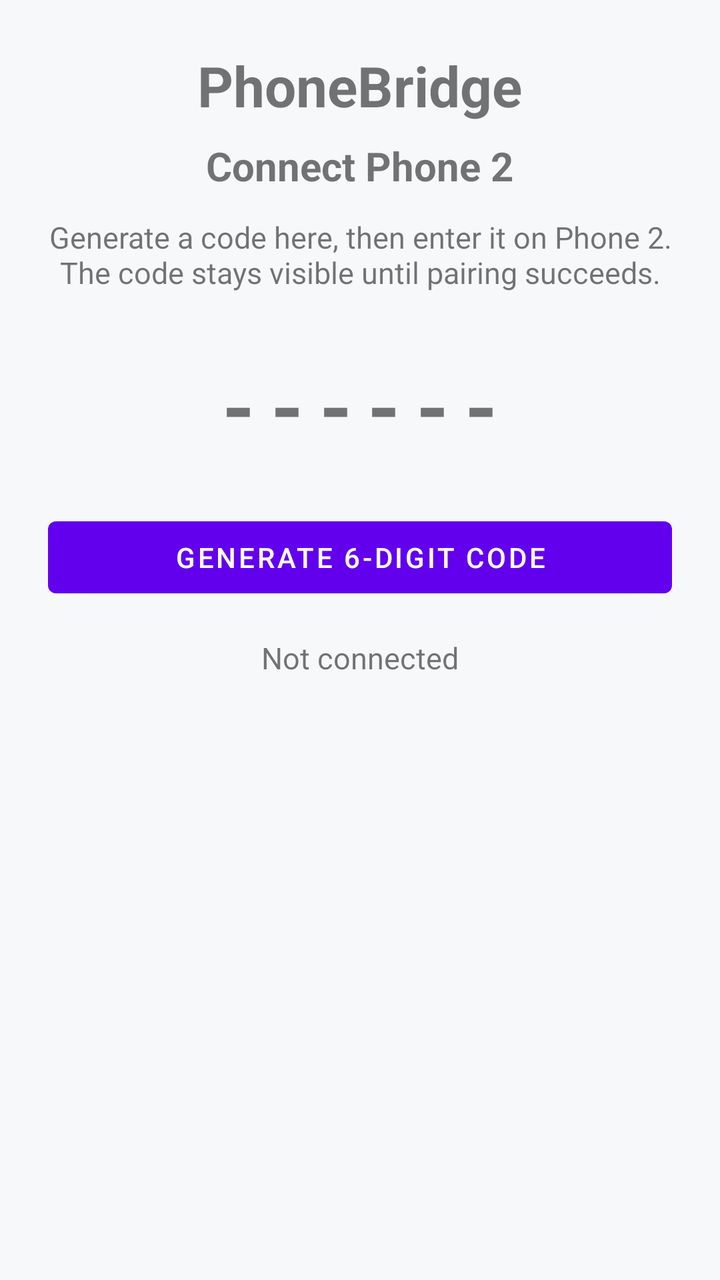
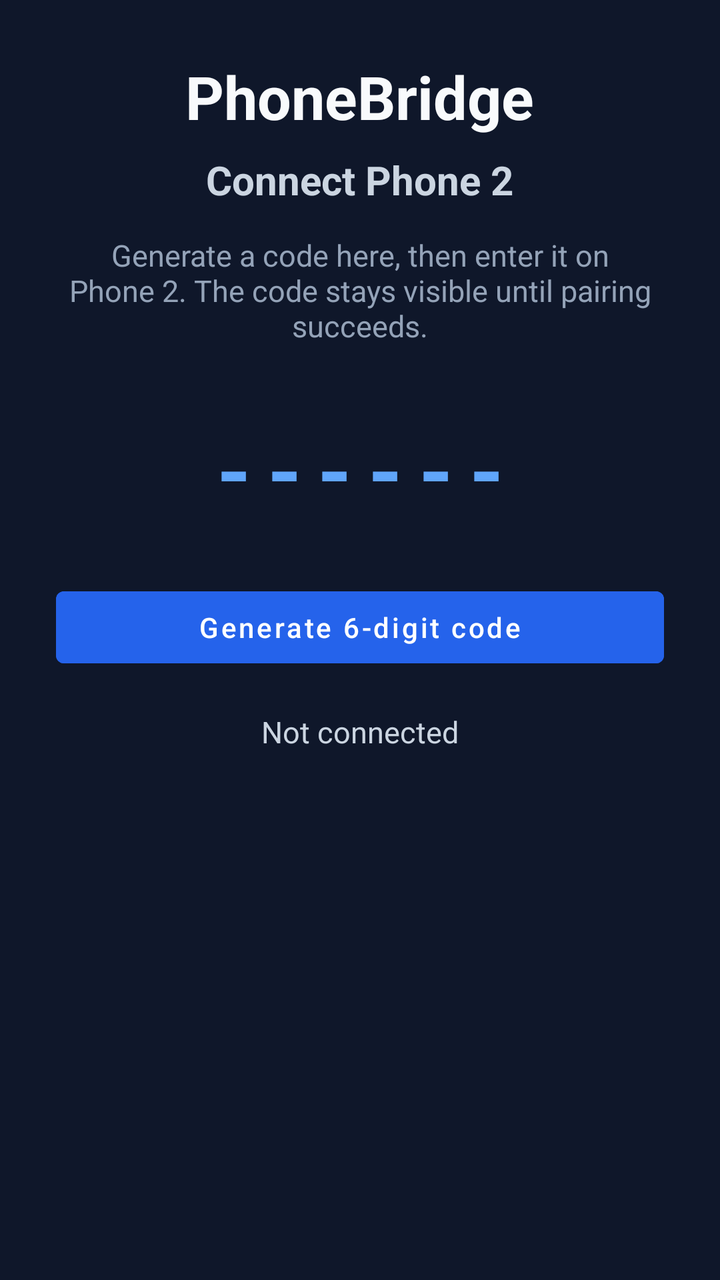

Screens rendered from an Android XML layout before and after an edit, with the pre-edit source and the edit as a unified diff.
<!-- AndroidManifest.xml: application theme Theme.MaterialComponents.DayNight.NoActionBar -->
<!-- res/layout/activity_main.xml -->
<?xml version="1.0" encoding="utf-8"?>
<FrameLayout xmlns:android="http://schemas.android.com/apk/res/android"
    android:layout_width="match_parent"
    android:layout_height="match_parent"
    android:background="#F7F8FA">

    <LinearLayout
        android:id="@+id/pairingScreen"
        android:layout_width="match_parent"
        android:layout_height="match_parent"
        android:orientation="vertical"
        android:gravity="center_horizontal"
        android:padding="24dp">

        <TextView
            android:layout_width="wrap_content"
            android:layout_height="wrap_content"
            android:text="PhoneBridge"
            android:textSize="28sp"
            android:textStyle="bold" />

        <TextView
            android:layout_width="wrap_content"
            android:layout_height="wrap_content"
            android:layout_marginTop="8dp"
            android:text="Connect Phone 2"
            android:textSize="20sp"
            android:textStyle="bold" />

        <TextView
            android:layout_width="match_parent"
            android:layout_height="wrap_content"
            android:layout_marginTop="12dp"
            android:gravity="center"
            android:text="Generate a code here, then enter it on Phone 2. The code stays visible until pairing succeeds."
            android:textSize="15sp" />

        <TextView
            android:id="@+id/pairCode"
            android:layout_width="match_parent"
            android:layout_height="wrap_content"
            android:layout_marginTop="28dp"
            android:gravity="center"
            android:letterSpacing="0.18"
            android:text="------"
            android:textIsSelectable="true"
            android:textSize="42sp"
            android:textStyle="bold" />

        <Button
            android:id="@+id/btnCreatePair"
            android:layout_width="match_parent"
            android:layout_height="wrap_content"
            android:layout_marginTop="24dp"
            android:text="Generate 6-digit code" />

        <TextView
            android:id="@+id/status"
            android:layout_width="match_parent"
            android:layout_height="wrap_content"
            android:layout_marginTop="16dp"
            android:gravity="center"
            android:text="Not connected"
            android:textSize="15sp" />
    </LinearLayout>

    <LinearLayout
        android:id="@+id/dashboardScreen"
        android:layout_width="match_parent"
        android:layout_height="match_parent"
        android:orientation="vertical"
        android:padding="16dp"
        android:visibility="gone">

        <TextView
            android:layout_width="match_parent"
            android:layout_height="wrap_content"
            android:text="Dashboard"
            android:textSize="28sp"
            android:textStyle="bold" />

        <TextView
            android:id="@+id/dashboardStatus"
            android:layout_width="match_parent"
            android:layout_height="wrap_content"
            android:layout_marginTop="4dp"
            android:text="Connected"
            android:textStyle="bold" />

        <HorizontalScrollView
            android:layout_width="match_parent"
            android:layout_height="wrap_content"
            android:layout_marginTop="14dp"
            android:scrollbars="none">

            <LinearLayout
                android:layout_width="wrap_content"
                android:layout_height="wrap_content"
                android:orientation="horizontal">

                <Button
                    android:id="@+id/btnMessagesTab"
                    android:layout_width="wrap_content"
                    android:layout_height="wrap_content"
                    android:text="Messages"
                    android:textAllCaps="false" />

                <Button
                    android:id="@+id/btnCallsTab"
                    android:layout_width="wrap_content"
                    android:layout_height="wrap_content"
                    android:text="Calls"
                    android:textAllCaps="false" />

                <Button
                    android:id="@+id/btnNotificationsTab"
                    android:layout_width="wrap_content"
                    android:layout_height="wrap_content"
                    android:text="Notifications"
                    android:textAllCaps="false" />

                <Button
                    android:id="@+id/btnAlertsTab"
                    android:layout_width="wrap_content"
                    android:layout_height="wrap_content"
                    android:backgroundTint="#D32F2F"
                    android:text="Alerts"
                    android:textAllCaps="false"
                    android:textColor="#FFFFFF" />
            </LinearLayout>
        </HorizontalScrollView>

        <LinearLayout
            android:id="@+id/alertsToolbar"
            android:layout_width="match_parent"
            android:layout_height="wrap_content"
            android:layout_marginTop="8dp"
            android:background="#FFEBEE"
            android:gravity="center_vertical"
            android:orientation="horizontal"
            android:padding="8dp"
            android:visibility="gone">

            <TextView
                android:layout_width="0dp"
                android:layout_height="wrap_content"
                android:layout_weight="1"
                android:text="Collector alerts and device status"
                android:textColor="#B71C1C"
                android:textStyle="bold" />

            <Button
                android:id="@+id/btnClearAlerts"
                android:layout_width="wrap_content"
                android:layout_height="wrap_content"
                android:text="Clear all"
                android:textAllCaps="false" />
        </LinearLayout>

        <TextView
            android:id="@+id/listTitle"
            android:layout_width="match_parent"
            android:layout_height="wrap_content"
            android:layout_marginTop="12dp"
            android:text="Calls"
            android:textSize="20sp"
            android:textStyle="bold" />

        <androidx.recyclerview.widget.RecyclerView
            android:id="@+id/list"
            android:layout_width="match_parent"
            android:layout_height="0dp"
            android:layout_marginTop="8dp"
            android:layout_weight="1" />

        <TextView
            android:layout_width="match_parent"
            android:layout_height="wrap_content"
            android:layout_marginTop="8dp"
            android:text="Pairing controls"
            android:textStyle="bold" />

        <LinearLayout
            android:layout_width="match_parent"
            android:layout_height="wrap_content"
            android:orientation="horizontal">

            <Button
                android:id="@+id/btnPairAnother"
                android:layout_width="0dp"
                android:layout_height="wrap_content"
                android:layout_weight="1"
                android:text="Pair another"
                android:textAllCaps="false" />

            <Button
                android:id="@+id/btnResetPairing"
                android:layout_width="0dp"
                android:layout_height="wrap_content"
                android:layout_weight="1"
                android:text="Reset"
                android:textAllCaps="false" />

            <Button
                android:id="@+id/btnRemovePairing"
                android:layout_width="0dp"
                android:layout_height="wrap_content"
                android:layout_weight="1"
                android:text="Remove"
                android:textAllCaps="false" />
        </LinearLayout>
    </LinearLayout>

</FrameLayout>
<!-- resources referenced by this layout -->
<resources>

</resources>

<!-- the commit's change to res/layout/activity_main.xml (unified diff, before → after) -->
@@ -2,7 +2,7 @@
 <FrameLayout xmlns:android="http://schemas.android.com/apk/res/android"
     android:layout_width="match_parent"
     android:layout_height="match_parent"
-    android:background="#F7F8FA">
+    android:background="#0F172A">
 
     <LinearLayout
         android:id="@+id/pairingScreen"
@@ -10,13 +10,15 @@
         android:layout_height="match_parent"
         android:orientation="vertical"
         android:gravity="center_horizontal"
-        android:padding="24dp">
+        android:padding="28dp"
+        android:background="#0F172A">
 
         <TextView
             android:layout_width="wrap_content"
             android:layout_height="wrap_content"
             android:text="PhoneBridge"
-            android:textSize="28sp"
+            android:textColor="#F8FAFC"
+            android:textSize="30sp"
             android:textStyle="bold" />
 
         <TextView
@@ -24,43 +26,50 @@
             android:layout_height="wrap_content"
             android:layout_marginTop="8dp"
             android:text="Connect Phone 2"
+            android:textColor="#CBD5E1"
             android:textSize="20sp"
             android:textStyle="bold" />
 
         <TextView
             android:layout_width="match_parent"
             android:layout_height="wrap_content"
-            android:layout_marginTop="12dp"
+            android:layout_marginTop="14dp"
             android:gravity="center"
             android:text="Generate a code here, then enter it on Phone 2. The code stays visible until pairing succeeds."
+            android:textColor="#94A3B8"
             android:textSize="15sp" />
 
         <TextView
             android:id="@+id/pairCode"
             android:layout_width="match_parent"
             android:layout_height="wrap_content"
-            android:layout_marginTop="28dp"
+            android:layout_marginTop="32dp"
             android:gravity="center"
             android:letterSpacing="0.18"
             android:text="------"
+            android:textColor="#60A5FA"
             android:textIsSelectable="true"
-            android:textSize="42sp"
+            android:textSize="44sp"
             android:textStyle="bold" />
 
         <Button
             android:id="@+id/btnCreatePair"
             android:layout_width="match_parent"
             android:layout_height="wrap_content"
-            android:layout_marginTop="24dp"
-            android:text="Generate 6-digit code" />
+            android:layout_marginTop="26dp"
+            android:backgroundTint="#2563EB"
+            android:text="Generate 6-digit code"
+            android:textColor="#FFFFFF"
+            android:textAllCaps="false" />
 
         <TextView
             android:id="@+id/status"
             android:layout_width="match_parent"
             android:layout_height="wrap_content"
-            android:layout_marginTop="16dp"
+            android:layout_marginTop="18dp"
             android:gravity="center"
             android:text="Not connected"
+            android:textColor="#CBD5E1"
             android:textSize="15sp" />
     </LinearLayout>
 
@@ -69,145 +78,184 @@
         android:layout_width="match_parent"
         android:layout_height="match_parent"
         android:orientation="vertical"
-        android:padding="16dp"
-        android:visibility="gone">
-
-        <TextView
-            android:layout_width="match_parent"
-            android:layout_height="wrap_content"
-            android:text="Dashboard"
-            android:textSize="28sp"
-            android:textStyle="bold" />
-
-        <TextView
-            android:id="@+id/dashboardStatus"
-            android:layout_width="match_parent"
-            android:layout_height="wrap_content"
-            android:layout_marginTop="4dp"
-            android:text="Connected"
-            android:textStyle="bold" />
-
-        <HorizontalScrollView
-            android:layout_width="match_parent"
-            android:layout_height="wrap_content"
-            android:layout_marginTop="14dp"
-            android:scrollbars="none">
-
-            <LinearLayout
-                android:layout_width="wrap_content"
-                android:layout_height="wrap_content"
-                android:orientation="horizontal">
-
-                <Button
-                    android:id="@+id/btnMessagesTab"
-                    android:layout_width="wrap_content"
-                    android:layout_height="wrap_content"
-                    android:text="Messages"
-                    android:textAllCaps="false" />
-
-                <Button
-                    android:id="@+id/btnCallsTab"
-                    android:layout_width="wrap_content"
-                    android:layout_height="wrap_content"
-                    android:text="Calls"
-                    android:textAllCaps="false" />
-
-                <Button
-                    android:id="@+id/btnNotificationsTab"
-                    android:layout_width="wrap_content"
-                    android:layout_height="wrap_content"
-                    android:text="Notifications"
-                    android:textAllCaps="false" />
-
-                <Button
-                    android:id="@+id/btnAlertsTab"
-                    android:layout_width="wrap_content"
-                    android:layout_height="wrap_content"
-                    android:backgroundTint="#D32F2F"
-                    android:text="Alerts"
-                    android:textAllCaps="false"
-                    android:textColor="#FFFFFF" />
-            </LinearLayout>
-        </HorizontalScrollView>
+        android:visibility="gone"
+        android:background="#0F172A">
 
         <LinearLayout
-            android:id="@+id/alertsToolbar"
-            android:layout_width="match_parent"
-            android:layout_height="wrap_content"
-            android:layout_marginTop="8dp"
-            android:background="#FFEBEE"
+            android:layout_width="match_parent"
+            android:layout_height="76dp"
             android:gravity="center_vertical"
             android:orientation="horizontal"
-            android:padding="8dp"
-            android:visibility="gone">
+            android:paddingStart="18dp"
+            android:paddingEnd="10dp"
+            android:background="#111827">
 
             <TextView
+                android:id="@+id/profileIcon"
+                android:layout_width="48dp"
+                android:layout_height="48dp"
+                android:background="#2563EB"
+                android:gravity="center"
+                android:text="BP"
+                android:textColor="#FFFFFF"
+                android:textSize="16sp"
+                android:textStyle="bold" />
+
+            <LinearLayout
                 android:layout_width="0dp"
                 android:layout_height="wrap_content"
                 android:layout_weight="1"
-                android:text="Collector alerts and device status"
-                android:textColor="#B71C1C"
-                android:textStyle="bold" />
-
-            <Button
-                android:id="@+id/btnClearAlerts"
-                android:layout_width="wrap_content"
-                android:layout_height="wrap_content"
-                android:text="Clear all"
+                android:orientation="vertical"
+                android:paddingStart="14dp">
+
+                <TextView
+                    android:layout_width="wrap_content"
+                    android:layout_height="wrap_content"
+                    android:text="PhoneBridge"
+                    android:textColor="#F8FAFC"
+                    android:textSize="18sp"
+                    android:textStyle="bold" />
+
+                <TextView
+                    android:id="@+id/dashboardStatus"
+                    android:layout_width="wrap_content"
+                    android:layout_height="wrap_content"
+                    android:text="Connected"
+                    android:textColor="#86EFAC"
+                    android:textSize="12sp" />
+            </LinearLayout>
+
+            <Button
+                android:id="@+id/btnAlertsTab"
+                android:layout_width="56dp"
+                android:layout_height="52dp"
+                android:minWidth="0dp"
+                android:backgroundTint="@android:color/transparent"
+                android:text="🔔"
+                android:textColor="#F8FAFC"
+                android:textSize="22sp"
+                android:textAllCaps="false" />
+
+            <Button
+                android:id="@+id/btnMenu"
+                android:layout_width="50dp"
+                android:layout_height="52dp"
+                android:minWidth="0dp"
+                android:backgroundTint="@android:color/transparent"
+                android:text="⋮"
+                android:textColor="#F8FAFC"
+                android:textSize="28sp"
                 android:textAllCaps="false" />
         </LinearLayout>
 
-        <TextView
-            android:id="@+id/listTitle"
-            android:layout_width="match_parent"
-            android:layout_height="wrap_content"
-            android:layout_marginTop="12dp"
-            android:text="Calls"
-            android:textSize="20sp"
-            android:textStyle="bold" />
-
-        <androidx.recyclerview.widget.RecyclerView
-            android:id="@+id/list"
+        <LinearLayout
+            android:layout_width="match_parent"
+            android:layout_height="wrap_content"
+            android:orientation="horizontal"
+            android:paddingStart="16dp"
+            android:paddingTop="20dp"
+            android:paddingEnd="16dp"
+            android:paddingBottom="12dp">
+
+            <Button
+                android:id="@+id/btnMessagesTab"
+                android:layout_width="0dp"
+                android:layout_height="56dp"
+                android:layout_weight="1"
+                android:layout_marginEnd="6dp"
+                android:background="@drawable/bg_tab_selector"
+                android:backgroundTint="@null"
+                android:text="Messages"
+                android:textColor="#F8FAFC"
+                android:textAllCaps="false"
+                android:textStyle="bold" />
+
+            <Button
+                android:id="@+id/btnCallsTab"
+                android:layout_width="0dp"
+                android:layout_height="56dp"
+                android:layout_weight="1"
+                android:layout_marginStart="3dp"
+                android:layout_marginEnd="3dp"
+                android:background="@drawable/bg_tab_selector"
+                android:backgroundTint="@null"
+                android:text="Calls"
+                android:textColor="#F8FAFC"
+                android:textAllCaps="false"
+                android:textStyle="bold" />
+
+            <Button
+                android:id="@+id/btnNotificationsTab"
+                android:layout_width="0dp"
+                android:layout_height="56dp"
+                android:layout_weight="1"
+                android:layout_marginStart="6dp"
+                android:background="@drawable/bg_tab_selector"
+                android:backgroundTint="@null"
+                android:text="Notifications"
+                android:textColor="#F8FAFC"
+                android:textAllCaps="false"
+                android:textStyle="bold" />
+        </LinearLayout>
+
+        <LinearLayout
             android:layout_width="match_parent"
             android:layout_height="0dp"
-            android:layout_marginTop="8dp"
-            android:layout_weight="1" />
-
-        <TextView
-            android:layout_width="match_parent"
-            android:layout_height="wrap_content"
-            android:layout_marginTop="8dp"
-            android:text="Pairing controls"
-            android:textStyle="bold" />
-
-        <LinearLayout
-            android:layout_width="match_parent"
-            android:layout_height="wrap_content"
-            android:orientation="horizontal">
-
-            <Button
-                android:id="@+id/btnPairAnother"
-                android:layout_width="0dp"
+            android:layout_weight="1"
+            android:layout_marginStart="16dp"
+            android:layout_marginTop="6dp"
+            android:layout_marginEnd="16dp"
+            android:layout_marginBottom="16dp"
+            android:background="@drawable/bg_panel"
+            android:orientation="vertical"
+            android:padding="14dp">
+
+            <LinearLayout
+                android:id="@+id/alertsToolbar"
+                android:layout_width="match_parent"
                 android:layout_height="wrap_content"
-                android:layout_weight="1"
-                android:text="Pair another"
-                android:textAllCaps="false" />
-
-            <Button
-                android:id="@+id/btnResetPairing"
-                android:layout_width="0dp"
+                android:layout_marginBottom="10dp"
+                android:background="#451A1A"
+                android:gravity="center_vertical"
+                android:orientation="horizontal"
+                android:padding="10dp"
+                android:visibility="gone">
+
+                <TextView
+                    android:layout_width="0dp"
+                    android:layout_height="wrap_content"
+                    android:layout_weight="1"
+                    android:text="Collector alerts and device status"
+                    android:textColor="#FCA5A5"
+                    android:textStyle="bold" />
+
+                <Button
+                    android:id="@+id/btnClearAlerts"
+                    android:layout_width="wrap_content"
+                    android:layout_height="wrap_content"
+                    android:backgroundTint="#7F1D1D"
+                    android:text="Clear all"
+                    android:textColor="#FEE2E2"
+                    android:textAllCaps="false" />
+            </LinearLayout>
+
+            <TextView
+                android:id="@+id/listTitle"
+                android:layout_width="match_parent"
                 android:layout_height="wrap_content"
-                android:layout_weight="1"
-                android:text="Reset"
-                android:textAllCaps="false" />
-
-            <Button
-                android:id="@+id/btnRemovePairing"
-                android:layout_width="0dp"
-                android:layout_height="wrap_content"
-                android:layout_weight="1"
-                android:text="Remove"
-                android:textAllCaps="false" />
+                android:paddingStart="4dp"
+                android:paddingTop="4dp"
+                android:paddingBottom="10dp"
+                android:text="Messages"
+                android:textColor="#F8FAFC"
+                android:textSize="21sp"
+                android:textStyle="bold" />
+
+            <androidx.recyclerview.widget.RecyclerView
+                android:id="@+id/list"
+                android:layout_width="match_parent"
+                android:layout_height="0dp"
+                android:layout_weight="1" />
         </LinearLayout>
     </LinearLayout>
 
<!-- resource entries referenced after the edit -->
@@ -1,5 +1,27 @@
 <!-- resources referenced by this layout -->
 <resources>
-
+  <!-- drawable bg_panel (drawable) -->
+  <?xml version="1.0" encoding="utf-8"?>
+  <shape xmlns:android="http://schemas.android.com/apk/res/android" android:shape="rectangle">
+      <solid android:color="#1E293B" />
+      <corners android:radius="24dp" />
+      <stroke android:width="1dp" android:color="#334155" />
+  </shape>
+  <!-- drawable bg_tab_selector (drawable) -->
+  <?xml version="1.0" encoding="utf-8"?>
+  <selector xmlns:android="http://schemas.android.com/apk/res/android">
+      <item android:state_selected="true">
+          <shape android:shape="rectangle">
+              <solid android:color="#2563EB" />
+              <corners android:radius="16dp" />
+          </shape>
+      </item>
+      <item>
+          <shape android:shape="rectangle">
+              <solid android:color="#334155" />
+              <corners android:radius="16dp" />
+          </shape>
+      </item>
+  </selector>
 </resources>
 
